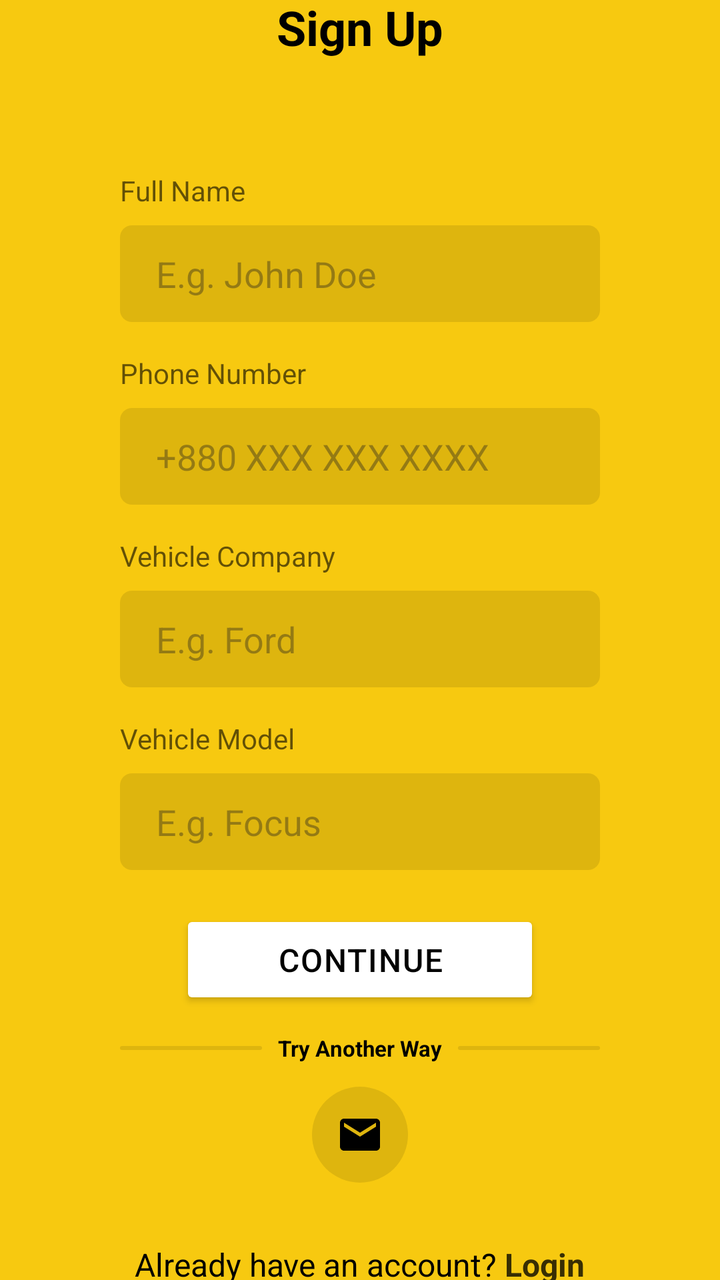
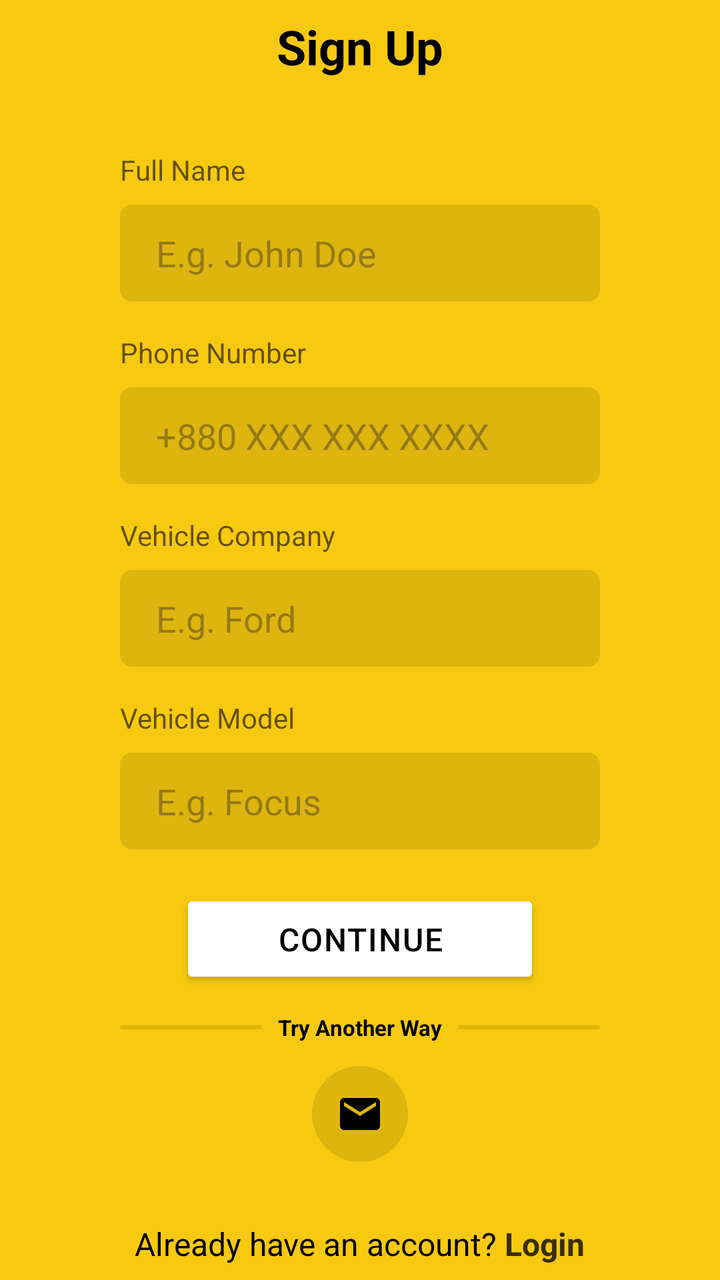

Before-and-after screenshots of an Android layout around one commit, followed by the original layout XML and the change that was made.
<!-- AndroidManifest.xml: application theme Theme.BreakdownAssistance -->
<!-- res/layout/fragment_registration.xml -->
<?xml version="1.0" encoding="utf-8"?>
<androidx.core.widget.NestedScrollView xmlns:android="http://schemas.android.com/apk/res/android"
    xmlns:app="http://schemas.android.com/apk/res-auto"
    xmlns:tools="http://schemas.android.com/tools"
    android:id="@+id/frameLayoutRegistration"
    android:layout_width="match_parent"
    android:layout_height="match_parent"
    android:background="@color/yellow"
    android:fillViewport="true"
    tools:context=".ui.fragments.RegistrationFragment">

    <LinearLayout
        android:layout_width="match_parent"
        android:layout_height="match_parent"
        android:layout_gravity="center"
        android:animateLayoutChanges="true"
        android:gravity="center"
        android:orientation="vertical"
        android:paddingHorizontal="60dp">

        <TextView
            android:layout_width="wrap_content"
            android:layout_height="wrap_content"
            android:text="@string/sign_up"
            android:textColor="@color/black"
            android:textSize="24sp"
            android:textStyle="bold" />

        <ProgressBar
            android:id="@+id/progressBar"
            style="?android:attr/progressBarStyleHorizontal"
            android:layout_width="match_parent"
            android:layout_height="wrap_content"
            android:indeterminateOnly="true"
            android:indeterminateTint="@color/black"
            android:visibility="invisible" />

        <TextView
            android:layout_width="wrap_content"
            android:layout_height="wrap_content"
            android:layout_gravity="start"
            android:layout_marginTop="40dp"
            android:alpha="0.6"
            android:text="@string/full_name"
            android:textColor="@color/black"
            android:textSize="14sp" />

        <EditText
            android:id="@+id/editTextFullName"
            android:layout_width="match_parent"
            android:layout_height="wrap_content"
            android:layout_marginTop="8dp"
            android:autofillHints="name"
            android:background="@drawable/semi_transparent_black_bg"
            android:hint="@string/full_name_hint"
            android:inputType="textPersonName"
            android:paddingHorizontal="18dp"
            android:paddingVertical="12dp" />

        <LinearLayout
            android:id="@+id/linearLayoutPhone"
            android:layout_width="match_parent"
            android:layout_height="wrap_content"
            android:gravity="center"
            android:orientation="vertical">

            <TextView
                android:layout_width="wrap_content"
                android:layout_height="wrap_content"
                android:layout_gravity="start"
                android:layout_marginTop="16dp"
                android:alpha="0.6"
                android:text="@string/phone_number"
                android:textColor="@color/black"
                android:textSize="14sp" />

            <EditText
                android:id="@+id/editTextPhoneNumber"
                android:layout_width="match_parent"
                android:layout_height="wrap_content"
                android:layout_marginTop="8dp"
                android:autofillHints="phone"
                android:background="@drawable/semi_transparent_black_bg"
                android:hint="@string/phone_number_hint"
                android:inputType="phone"
                android:paddingHorizontal="18dp"
                android:paddingVertical="12dp" />

        </LinearLayout>

        <LinearLayout
            android:id="@+id/linearLayoutEmail"
            android:layout_width="match_parent"
            android:layout_height="wrap_content"
            android:gravity="center"
            android:orientation="vertical"
            android:visibility="gone">

            <TextView
                android:layout_width="wrap_content"
                android:layout_height="wrap_content"
                android:layout_gravity="start"
                android:layout_marginTop="16dp"
                android:alpha="0.6"
                android:text="@string/email_address"
                android:textColor="@color/black"
                android:textSize="14sp" />

            <EditText
                android:id="@+id/editTextEmailAddress"
                android:layout_width="match_parent"
                android:layout_height="wrap_content"
                android:layout_marginTop="8dp"
                android:autofillHints="emailAddress"
                android:background="@drawable/semi_transparent_black_bg"
                android:hint="johndoe@gmail.com"
                android:inputType="textEmailAddress"
                android:paddingHorizontal="18dp"
                android:paddingVertical="12dp"
                tools:ignore="HardcodedText" />

            <TextView
                android:layout_width="wrap_content"
                android:layout_height="wrap_content"
                android:layout_gravity="start"
                android:layout_marginTop="16dp"
                android:alpha="0.6"
                android:text="@string/password"
                android:textColor="@color/black"
                android:textSize="14sp" />

            <EditText
                android:id="@+id/editTextPassword"
                android:layout_width="match_parent"
                android:layout_height="wrap_content"
                android:layout_marginTop="8dp"
                android:autofillHints="password"
                android:background="@drawable/semi_transparent_black_bg"
                android:hint="********"
                android:inputType="textPassword"
                android:paddingHorizontal="18dp"
                android:paddingVertical="12dp"
                tools:ignore="HardcodedText" />

            <TextView
                android:layout_width="wrap_content"
                android:layout_height="wrap_content"
                android:layout_gravity="start"
                android:layout_marginTop="16dp"
                android:alpha="0.6"
                android:text="@string/repeat_password"
                android:textColor="@color/black"
                android:textSize="14sp" />

            <EditText
                android:id="@+id/editTextRepeatPassword"
                android:layout_width="match_parent"
                android:layout_height="wrap_content"
                android:layout_marginTop="8dp"
                android:autofillHints="password"
                android:background="@drawable/semi_transparent_black_bg"
                android:hint="********"
                android:inputType="textPassword"
                android:paddingHorizontal="18dp"
                android:paddingVertical="12dp"
                tools:ignore="HardcodedText" />

        </LinearLayout>

        <TextView
            android:layout_width="wrap_content"
            android:layout_height="wrap_content"
            android:layout_gravity="start"
            android:layout_marginTop="16dp"
            android:alpha="0.6"
            android:text="@string/vehicle_company"
            android:textColor="@color/black"
            android:textSize="14sp" />

        <EditText
            android:id="@+id/editTextVehicleCompany"
            android:layout_width="match_parent"
            android:layout_height="wrap_content"
            android:layout_marginTop="8dp"
            android:background="@drawable/semi_transparent_black_bg"
            android:hint="@string/vehicle_company_hint"
            android:importantForAutofill="no"
            android:inputType="text"
            android:paddingHorizontal="18dp"
            android:paddingVertical="12dp" />

        <TextView
            android:layout_width="wrap_content"
            android:layout_height="wrap_content"
            android:layout_gravity="start"
            android:layout_marginTop="16dp"
            android:alpha="0.6"
            android:text="@string/vehicle_model"
            android:textColor="@color/black"
            android:textSize="14sp" />

        <EditText
            android:id="@+id/editTextVehicleModel"
            android:layout_width="match_parent"
            android:layout_height="wrap_content"
            android:layout_marginTop="8dp"
            android:background="@drawable/semi_transparent_black_bg"
            android:hint="@string/vehicle_model_hint"
            android:importantForAutofill="no"
            android:inputType="text"
            android:paddingHorizontal="18dp"
            android:paddingVertical="12dp" />

        <Button
            android:id="@+id/btnContinue"
            android:layout_width="180dp"
            android:layout_height="wrap_content"
            android:layout_marginTop="20dp"
            android:backgroundTint="@color/white"
            android:letterSpacing="0.04"
            android:paddingVertical="14dp"
            android:text="@string/continue_btn"
            android:textColor="@color/black"
            android:textSize="16sp"
            app:cornerRadius="6dp" />

        <LinearLayout
            android:layout_width="match_parent"
            android:layout_height="wrap_content"
            android:layout_marginTop="12dp"
            android:gravity="center"
            android:orientation="horizontal">

            <View
                android:layout_width="0dp"
                android:layout_height="2dp"
                android:layout_weight="1"
                android:background="@drawable/semi_transparent_black_bg" />

            <TextView
                android:layout_width="wrap_content"
                android:layout_height="wrap_content"
                android:layout_marginHorizontal="8dp"
                android:text="@string/try_another_way"
                android:textColor="@color/black"
                android:textSize="11sp"
                android:textStyle="bold" />

            <View
                android:layout_width="0dp"
                android:layout_height="2dp"
                android:layout_weight="1"
                android:background="@drawable/semi_transparent_black_bg" />

        </LinearLayout>

        <ImageView
            android:id="@+id/imageViewEmail"
            android:layout_width="48dp"
            android:layout_height="48dp"
            android:layout_marginTop="12dp"
            android:background="@drawable/semi_transparent_circle"
            android:importantForAccessibility="no"
            android:padding="12dp"
            android:src="@drawable/ic_email" />

        <ImageView
            android:id="@+id/imageViewPhone"
            android:layout_width="48dp"
            android:layout_height="48dp"
            android:layout_marginTop="12dp"
            android:background="@drawable/semi_transparent_circle"
            android:importantForAccessibility="no"
            android:padding="12dp"
            android:src="@drawable/ic_phone"
            android:visibility="gone" />

        <LinearLayout
            android:layout_width="wrap_content"
            android:layout_height="wrap_content"
            android:layout_marginTop="30dp"
            android:orientation="horizontal">

            <TextView
                android:layout_width="wrap_content"
                android:layout_height="wrap_content"
                android:text="@string/already_have_an_account"
                android:textColor="@color/black"
                android:textSize="16sp" />

            <TextView
                android:layout_width="wrap_content"
                android:layout_height="wrap_content"
                android:text=" "
                android:textColor="@color/black"
                android:textSize="16sp" />

            <TextView
                android:id="@+id/textViewLogin"
                android:layout_width="wrap_content"
                android:layout_height="wrap_content"
                android:text="@string/login"
                android:textColor="#FF382E03"
                android:textSize="16sp"
                android:textStyle="bold" />

        </LinearLayout>
    </LinearLayout>
</androidx.core.widget.NestedScrollView>
<!-- resources referenced by this layout -->
<resources>
  <color name="black">#FF000000</color>
  <color name="white">#FFFFFFFF</color>
  <color name="yellow">#FFF7C910</color>
  <!-- drawable semi_transparent_circle (drawable) -->
  <?xml version="1.0" encoding="utf-8"?>
  <shape xmlns:android="http://schemas.android.com/apk/res/android"
      android:shape="oval">
      <solid android:color="#1A000000" />
  </shape>
  <string name="already_have_an_account">Already have an account?</string>
  <string name="continue_btn">CONTINUE</string>
  <string name="email_address">Email Address</string>
  <string name="full_name">Full Name</string>
  <string name="full_name_hint">E.g. John Doe</string>
  <string name="login">Login</string>
  <string name="password">Password</string>
  <string name="phone_number">Phone Number</string>
  <string name="phone_number_hint" translatable="false">+880 XXX XXX XXXX</string>
  <string name="repeat_password">Repeat Password</string>
  <string name="sign_up">Sign Up</string>
  <string name="try_another_way">Try Another Way</string>
  <string name="vehicle_company">Vehicle Company</string>
  <string name="vehicle_company_hint">E.g. Ford</string>
  <string name="vehicle_model">Vehicle Model</string>
  <string name="vehicle_model_hint">E.g. Focus</string>
  <style name="Theme.BreakdownAssistance" parent="Base.Theme.BreakdownAssistance" />
  <color name="transparent">#00000000</color>
  <color name="md_theme_primary">#415F91</color>
  <color name="md_theme_onPrimary">#FFFFFF</color>
  <color name="md_theme_primaryContainer">#D6E3FF</color>
  <color name="md_theme_onPrimaryContainer">#001B3E</color>
  <color name="md_theme_secondary">#565F71</color>
  <color name="md_theme_onSecondary">#FFFFFF</color>
  <color name="md_theme_secondaryContainer">#DAE2F9</color>
  <color name="md_theme_onSecondaryContainer">#131C2B</color>
  <color name="md_theme_tertiary">#705575</color>
  <color name="md_theme_onTertiary">#FFFFFF</color>
  <color name="md_theme_tertiaryContainer">#FAD8FD</color>
  <color name="md_theme_onTertiaryContainer">#28132E</color>
  <color name="md_theme_error">#BA1A1A</color>
  <color name="md_theme_onError">#FFFFFF</color>
  <color name="md_theme_errorContainer">#FFDAD6</color>
  <color name="md_theme_onErrorContainer">#410002</color>
  <color name="md_theme_background">#F9F9FF</color>
  <color name="md_theme_onBackground">#191C20</color>
  <color name="md_theme_surface">#F9F9FF</color>
  <color name="md_theme_onSurface">#191C20</color>
  <color name="md_theme_surfaceVariant">#E0E2EC</color>
  <color name="md_theme_onSurfaceVariant">#44474E</color>
  <color name="md_theme_outline">#74777F</color>
  <color name="md_theme_outlineVariant">#C4C6D0</color>
  <color name="md_theme_inverseSurface">#2E3036</color>
  <color name="md_theme_inverseOnSurface">#F0F0F7</color>
  <color name="md_theme_inversePrimary">#AAC7FF</color>
  <color name="md_theme_primaryFixed">#D6E3FF</color>
  <color name="md_theme_onPrimaryFixed">#001B3E</color>
  <color name="md_theme_primaryFixedDim">#AAC7FF</color>
  <color name="md_theme_onPrimaryFixedVariant">#284777</color>
  <color name="md_theme_secondaryFixed">#DAE2F9</color>
  <color name="md_theme_onSecondaryFixed">#131C2B</color>
  <color name="md_theme_secondaryFixedDim">#BEC6DC</color>
  <color name="md_theme_onSecondaryFixedVariant">#3E4759</color>
  <color name="md_theme_tertiaryFixed">#FAD8FD</color>
  <color name="md_theme_onTertiaryFixed">#28132E</color>
  <color name="md_theme_tertiaryFixedDim">#DDBCE0</color>
  <color name="md_theme_onTertiaryFixedVariant">#573E5C</color>
  <color name="md_theme_surfaceDim">#D9D9E0</color>
  <color name="md_theme_surfaceBright">#F9F9FF</color>
  <color name="md_theme_surfaceContainerLowest">#FFFFFF</color>
  <color name="md_theme_surfaceContainerLow">#F3F3FA</color>
  <color name="md_theme_surfaceContainer">#EDEDF4</color>
  <color name="md_theme_surfaceContainerHigh">#E7E8EE</color>
  <color name="md_theme_surfaceContainerHighest">#E2E2E9</color>
  <!-- unchanged entries left out for length: 4 -->
</resources>

<!-- the commit's change to res/layout/fragment_registration.xml (unified diff, before → after) -->
@@ -39,7 +39,7 @@
             android:layout_width="wrap_content"
             android:layout_height="wrap_content"
             android:layout_gravity="start"
-            android:layout_marginTop="40dp"
+            android:layout_marginTop="20dp"
             android:alpha="0.6"
             android:text="@string/full_name"
             android:textColor="@color/black"
